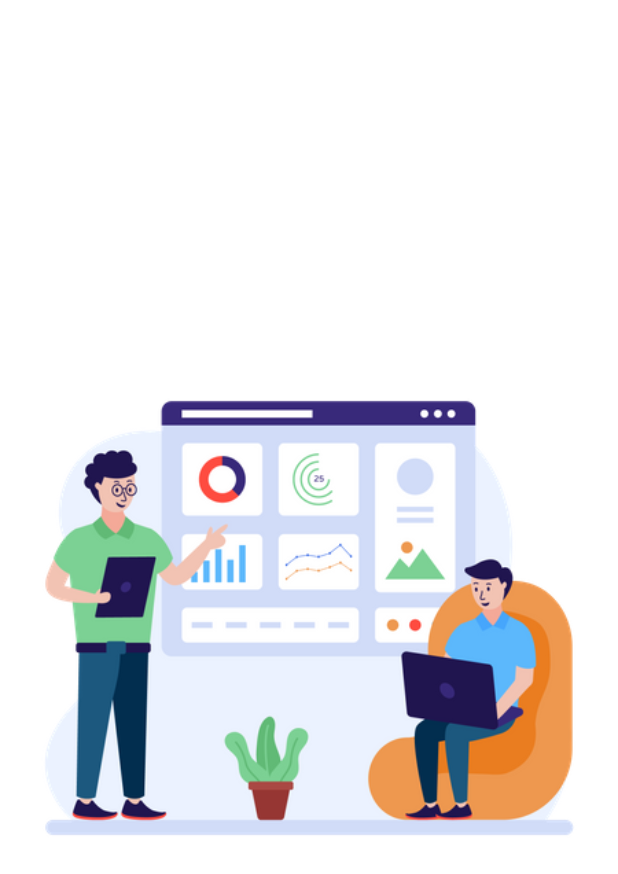
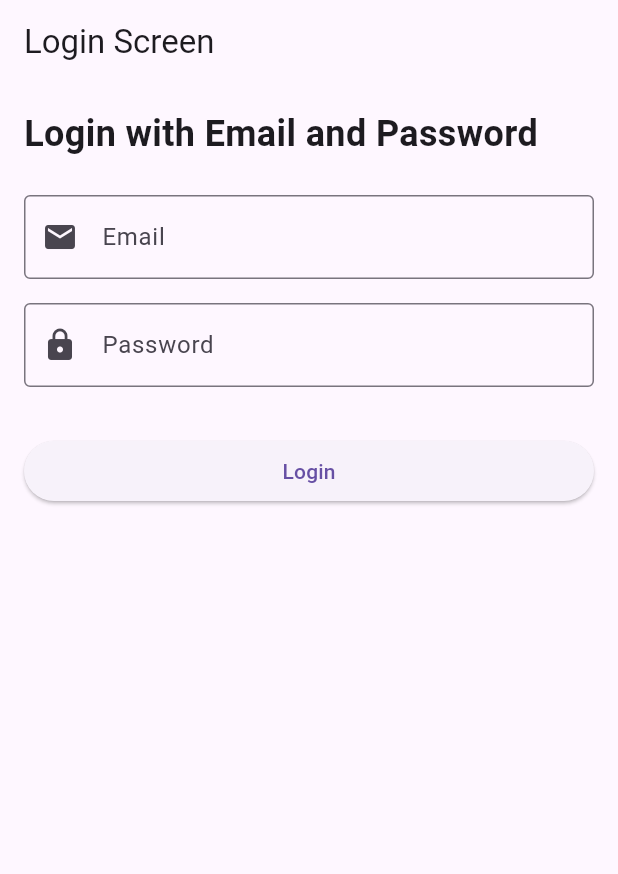
Before and after one commit to huyk21/TKPM_ADMIN_DASHBOARD, a Flutter app: the screen it shows after launch, on a phone screen of 412 x 824 dp. Shown: the top 874 px of the screen. Run offline on Flutter 3.47's test engine with Material 3 defaults, Android fonts, the phone set to English and light mode, and no system bars; our stand-ins replace firebase_auth, firebase_core, firebase_database; missing offline and left inert: flutter_admin_scaffold; accounts and stored records are empty.

Commit message:
add login screen with admin

```diff
--- /dev/null
+++ b/lib/authentication/login_screen.dart
@@ -0,0 +1,96 @@
+import 'package:firebase_auth/firebase_auth.dart';
+import 'package:flutter/material.dart';
+
+class LoginScreen extends StatefulWidget {
+  const LoginScreen({super.key});
+
+  @override
+  State<LoginScreen> createState() => _LoginScreenState();
+}
+
+class _LoginScreenState extends State<LoginScreen> {
+  final _emailController = TextEditingController();
+  final _passwordController = TextEditingController();
+  final _auth = FirebaseAuth.instance;
+  String errorMessage = '';
+
+  Future<void> _login() async {
+    try {
+      await _auth.signInWithEmailAndPassword(
+        email: _emailController.text.trim(),
+        password: _passwordController.text.trim(),
+      );
+      setState(() {
+        errorMessage = ''; // Clear the error message if login succeeds
+      });
+      // Navigate to the main screen after successful login
+      Navigator.pushReplacementNamed(context, '/home');
+    } catch (error) {
+      setState(() {
+        errorMessage = error.toString(); // Display the error message
+      });
+    }
+  }
+
+  @override
+  Widget build(BuildContext context) {
+    return Scaffold(
+      appBar: AppBar(title: const Text('Login Screen')),
+
+      body: Padding(
+        padding: const EdgeInsets.all(16.0),
+        child: Column(
+          crossAxisAlignment: CrossAxisAlignment.start,
+          children: [
+            const Text(
+              'Login with Email and Password',
+              style: TextStyle(fontSize: 24, fontWeight: FontWeight.bold),
+            ),
+            const SizedBox(height: 24),
+            TextField(
+              controller: _emailController,
+              decoration: const InputDecoration(
+                labelText: 'Email',
+                border: OutlineInputBorder(),
+                prefixIcon: Icon(Icons.email),
+              ),
+              keyboardType: TextInputType.emailAddress,
+            ),
+            const SizedBox(height: 16),
+            TextField(
+              controller: _passwordController,
+              decoration: const InputDecoration(
+                labelText: 'Password',
+                border: OutlineInputBorder(),
+                prefixIcon: Icon(Icons.lock),
+              ),
+              obscureText: true,
+            ),
+            const SizedBox(height: 16),
+            if (errorMessage.isNotEmpty)
+              Text(
+                errorMessage,
+                style: const TextStyle(color: Colors.red),
+              ),
+            const SizedBox(height: 16),
+            SizedBox(
+              width: double.infinity,
+              child: ElevatedButton(
+                onPressed: _login,
+                child: const Text('Login'),
+              ),
+            ),
+
+          ],
+        ),
+      ),
+    );
+  }
+
+  @override
+  void dispose() {
+    _emailController.dispose();
+    _passwordController.dispose();
+    super.dispose();
+  }
+}
--- a/lib/main.dart
+++ b/lib/main.dart
@@ -1,6 +1,10 @@
 import 'package:admin_dashboards/dashboard/side_navigation_drawer.dart';
+import 'package:firebase_auth/firebase_auth.dart';
 import 'package:firebase_core/firebase_core.dart';
+import 'package:firebase_database/firebase_database.dart';
 import 'package:flutter/material.dart';
+
+import 'authentication/login_screen.dart';
 
 void main() async
 {
@@ -18,20 +22,85 @@ void main() async
   runApp(const MyApp());
 }
 
-class MyApp extends StatelessWidget
-{
+class MyApp extends StatelessWidget {
   const MyApp({super.key});
 
   @override
-  Widget build(BuildContext context)
-  {
+  Widget build(BuildContext context) {
     return MaterialApp(
+      title: 'Conditional Navigation Example',
       debugShowCheckedModeBanner: false,
-      title: 'Admin Panel',
       theme: ThemeData(
         primarySwatch: Colors.blue,
       ),
-      home: SideNavigationDrawer(),
+      home: const AuthWrapper(), // Entry point to check auth status
+      routes: {
+        '/home': (context) => const SideNavigationDrawer(),
+        '/login': (context) => const LoginScreen(),
+        '/unauthorized': (context) => const UnauthorizedScreen(),
+      },
     );
   }
 }
+
+class AuthWrapper extends StatelessWidget {
+  const AuthWrapper({super.key});
+
+  Future<bool> _checkIsAdmin(String uid) async {
+    // Retrieve the admin status from the database (modify this path as per your schema)
+    DatabaseReference ref = FirebaseDatabase.instance.ref("users/$uid");
+    DatabaseEvent event = await ref.once();
+    final data = event.snapshot.value as Map<dynamic, dynamic>?;
+
+    return data?['isAdmin'] == true;
+  }
+
+  @override
+  Widget build(BuildContext context) {
+    return StreamBuilder<User?>(
+      stream: FirebaseAuth.instance.authStateChanges(),
+      builder: (context, snapshot) {
+        if (snapshot.connectionState == ConnectionState.waiting) {
+          return const Center(child: CircularProgressIndicator());
+        } else if (snapshot.hasData) {
+          // If user is authenticated, check if they are an admin
+          return FutureBuilder<bool>(
+            future: _checkIsAdmin(snapshot.data!.uid),
+            builder: (context, snapshot) {
+              if (snapshot.connectionState == ConnectionState.waiting) {
+                return const Center(child: CircularProgressIndicator());
+              } else if (snapshot.hasError || !snapshot.hasData || !snapshot.data!) {
+                // Not authorized (admin status is false or not available)
+                return const UnauthorizedScreen();
+              } else {
+                // Admin access confirmed
+                return const SideNavigationDrawer();
+              }
+            },
+          );
+        } else {
+          // No user signed in, go to login screen
+          return const LoginScreen();
+        }
+      },
+    );
+  }
+}
+
+class UnauthorizedScreen extends StatelessWidget {
+  const UnauthorizedScreen({super.key});
+
+  @override
+  Widget build(BuildContext context) {
+    return Scaffold(
+      appBar: AppBar(title: const Text('Unauthorized')),
+
+      body: const Center(
+        child: Text(
+          'You are not authorized to access this section.',
+          style: TextStyle(fontSize: 18, color: Colors.red),
+        ),
+      ),
+    );
+  }
+}
```
